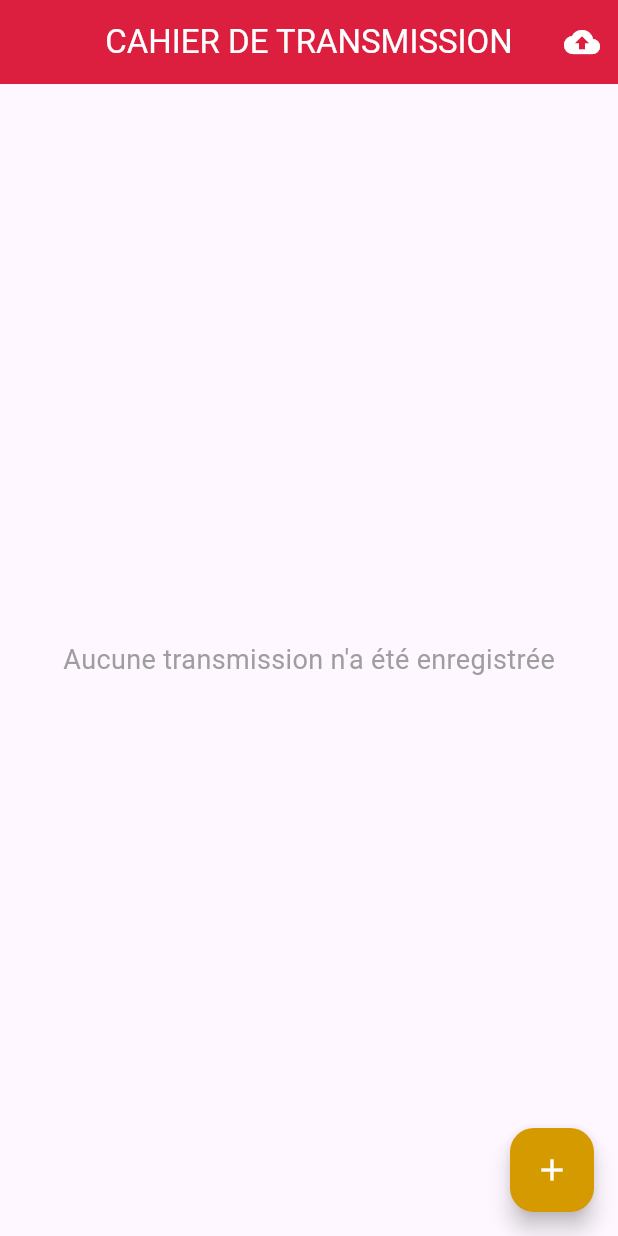
After one commit to Cedrick-Coder/cahierDeTransmission, a Flutter app: the screen it shows after launch, on a phone screen of 412 x 824 dp. The commit adds this screen. Run offline on Flutter 3.47's test engine with Material 3 defaults, Android fonts, the phone set to English and light mode, and no system bars; our stand-ins replace sqflite; accounts and stored records are empty.

Commit message:
creation de transmission_scaffold.dart

```diff
--- /dev/null
+++ b/front_end/lib/widgets/transmission_scaffold.dart
@@ -0,0 +1,65 @@
+import 'package:flutter/material.dart';
+import '../modeleDEClasse/transmission.dart';
+import 'carteDeTransmission.dart'; // Ajustez le chemin si nécessaire
+
+class TransmissionScaffold extends StatelessWidget {
+  final List<Transmission> transmissions;
+  final VoidCallback onSync;
+  final VoidCallback onAdd;
+  final Function(Transmission) onDelete;
+  final Function(Transmission) onShowDetails;
+  final Function(Transmission) onToggleStatus;
+
+  const TransmissionScaffold({
+    super.key,
+    required this.transmissions,
+    required this.onSync,
+    required this.onAdd,
+    required this.onDelete,
+    required this.onShowDetails,
+    required this.onToggleStatus,
+  });
+
+  @override
+  Widget build(BuildContext context) {
+    return Scaffold(
+      appBar: AppBar(
+        title: const Text("CAHIER DE TRANSMISSION"),
+        centerTitle: true,
+        backgroundColor: const Color(0xFFDC1F3F),
+        foregroundColor: Colors.white,
+        actions: [
+          IconButton(
+            icon: const Icon(Icons.cloud_upload),
+            onPressed: onSync,
+          ),
+        ],
+      ),
+      body: transmissions.isEmpty
+          ? const Center(
+              child: Text(
+                "Aucune transmission n'a été enregistrée",
+                style: TextStyle(fontSize: 18, color: Colors.grey),
+              ),
+            )
+          : ListView.builder(
+              itemCount: transmissions.length,
+              itemBuilder: (context, index) {
+                final item = transmissions[index];
+                return TransmissionCard(
+                  item: item,
+                  onDelete: () => onDelete(item),
+                  onShowDetails: () => onShowDetails(item),
+                  onToggleStatus: () => onToggleStatus(item),
+                );
+              },
+            ),
+      floatingActionButton: FloatingActionButton(
+        onPressed: onAdd,
+        backgroundColor: const Color(0xFFD49A00),
+        foregroundColor: Colors.white,
+        child: const Icon(Icons.add),
+      ),
+    );
+  }
+}
```
Also changed, not shown: front_end/lib/ecrans/homescreens.dart (+50 -39 lines).
